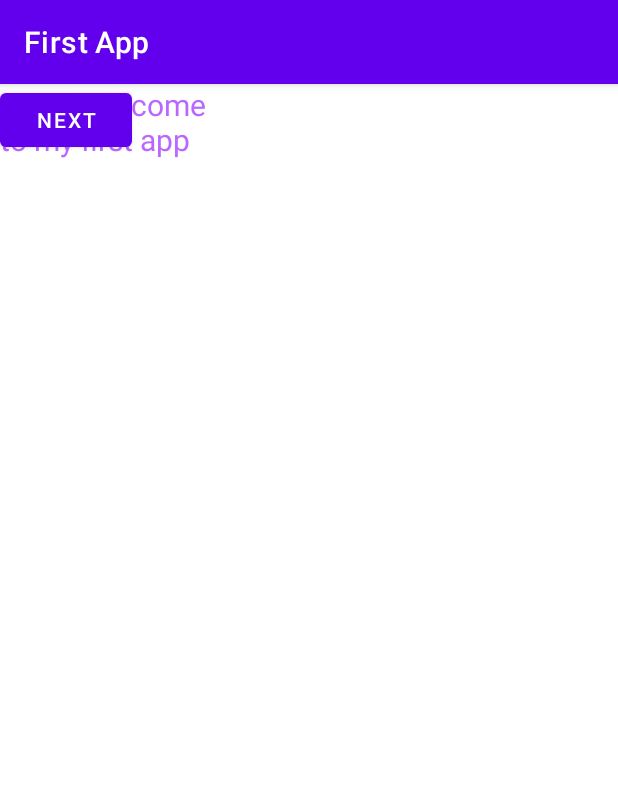
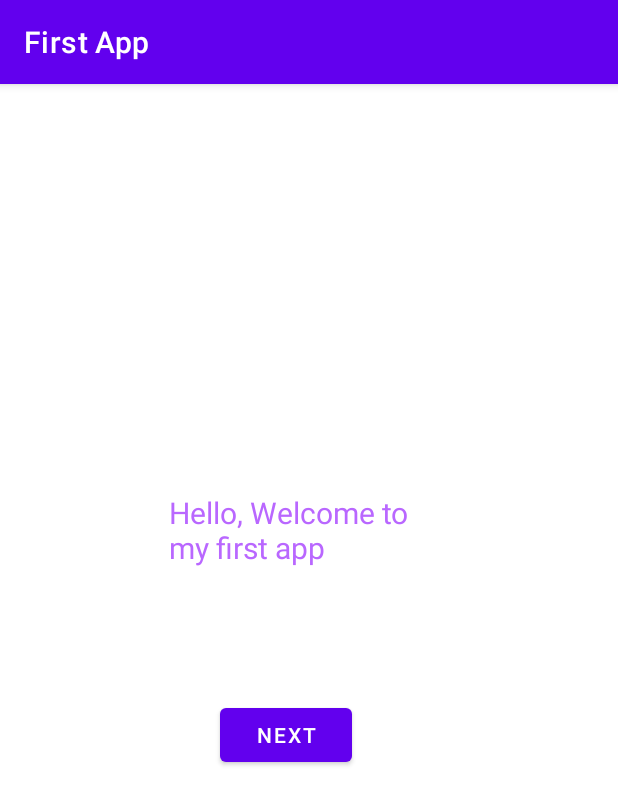
Before and after one commit to DhiasNaufal/PAPB_Kelompok2, an Android app: the screen it shows after launch (MainActivity), on a phone screen of 412 x 824 dp. Shown: the top 805 px of the screen. Run offline under Robolectric (Android 15) with nearby library versions, the phone set to English and light mode, and no system bars.

Commit message:
Add a little update

```diff
--- a/app/src/main/java/com/firstapp/app/MainActivity.kt
+++ b/app/src/main/java/com/firstapp/app/MainActivity.kt
@@ -6,23 +6,23 @@ import android.os.Bundle
 import android.view.View
 import android.widget.Button
 
-class MainActivity : AppCompatActivity() {
-    private Button button;
-
+class MainActivity : AppCompatActivity(),View.OnClickListener {
+    private lateinit var btnIntent : Button
     override fun onCreate(savedInstanceState: Bundle?) {
         super.onCreate(savedInstanceState)
         setContentView(R.layout.activity_main)
 
-        button = (Button) findViewById(R.id.button);
-        button.setOnClickListener(new View.OnClickListener() {
-            override public void onClick(View v) {
-                openMainActivity2();
+        btnIntent = findViewById(R.id.button)
+        btnIntent.setOnClickListener(this)
+        }
+    override fun onClick(v: View?){
+        if(v!=null){
+            when(v.id){
+                R.id.button -> run {
+                    val intentBiasa = Intent(this@MainActivity, MainActivity2::class.java)
+                    startActivity(intentBiasa)
+                }
             }
-        });
-    }
-
-    public class openMainActivity2 {
-        Intent intent = new Intent(this, MainActivity2.class)
-                startActivity(intent);
+        }
     }
 }
--- a/app/src/main/res/layout/activity_main.xml
+++ b/app/src/main/res/layout/activity_main.xml
@@ -8,19 +8,27 @@
 
         <TextView
             android:id="@+id/textView"
-        android:layout_width="156dp"
-        android:layout_height="70dp"
+            android:layout_width="185dp"
+            android:layout_height="100dp"
+            android:layout_marginTop="270dp"
+            android:layout_marginBottom="35dp"
             android:text="Hello, Welcome to my first app"
-        android:textSize="20dp"
             android:textColor="#b967ff"
-        tools:layout_editor_absoluteX="127dp"
-        tools:layout_editor_absoluteY="270dp" />
+            android:textSize="20sp"
+            app:layout_constraintBottom_toTopOf="@+id/button"
+            app:layout_constraintEnd_toEndOf="parent"
+            app:layout_constraintHorizontal_bias="0.498"
+            app:layout_constraintStart_toStartOf="parent"
+            app:layout_constraintTop_toTopOf="parent" />
 
         <Button
             android:id="@+id/button"
             android:layout_width="wrap_content"
             android:layout_height="wrap_content"
+            android:layout_marginStart="34dp"
+            android:layout_marginBottom="308dp"
             android:text="Next"
-        tools:layout_editor_absoluteX="161dp"
-        tools:layout_editor_absoluteY="375dp" />
+            app:layout_constraintBottom_toBottomOf="parent"
+            app:layout_constraintStart_toStartOf="@+id/textView"
+            app:layout_constraintTop_toBottomOf="@+id/textView" />
 </androidx.constraintlayout.widget.ConstraintLayout>
```
Also changed, not shown: app/src/main/java/com/firstapp/app/MainActivity2.kt (+19 -2 lines), app/src/main/res/layout/activity_main2.xml (+11 -7 lines). Lines whose indentation alone changed are shown as unchanged.
